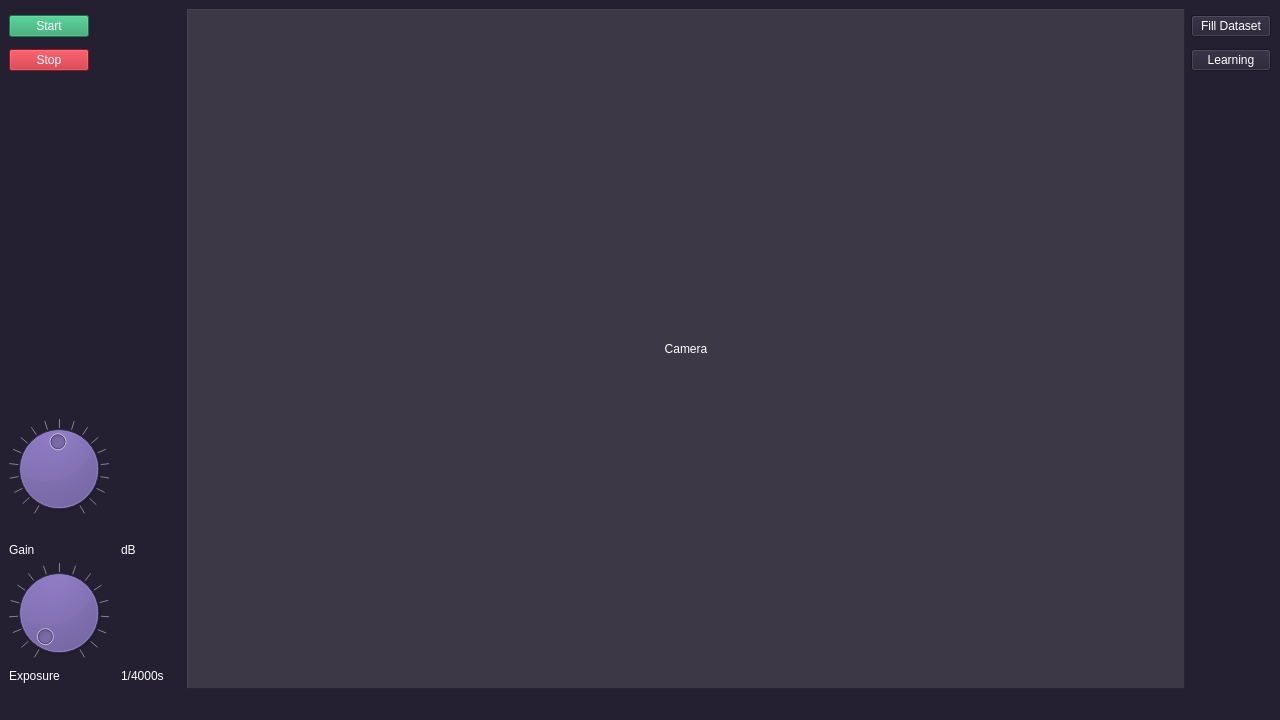
rajkane/ximea-project, file src/view/mainwindow.ui: the form before one commit.
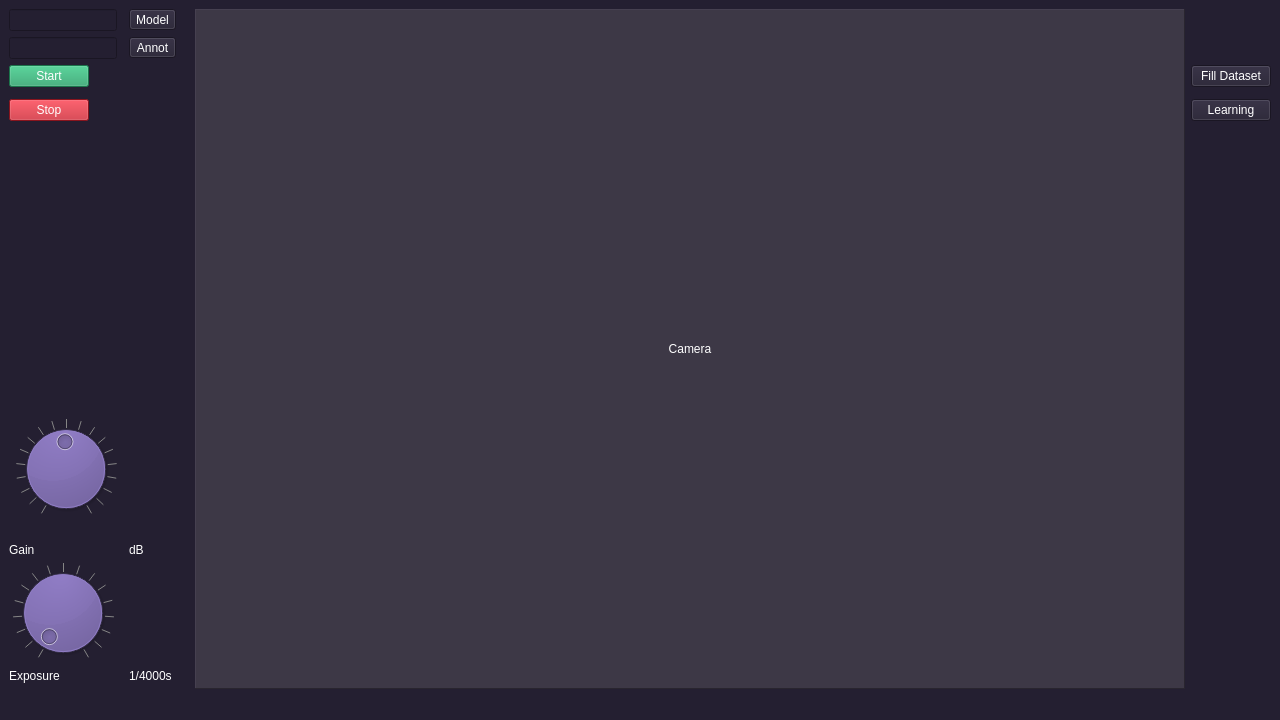
The form after the commit.

What changed in the file:
```diff
--- a/src/view/mainwindow.ui
+++ b/src/view/mainwindow.ui
@@ -33,96 +33,47 @@
    <layout class="QGridLayout" name="gridLayout_2">
     <item row="0" column="0">
      <layout class="QGridLayout" name="gridLayout">
-      <item row="1" column="0">
-       <widget class="QPushButton" name="btn_start">
+      <item row="0" column="0">
+       <widget class="QLineEdit" name="le_model">
         <property name="sizePolicy">
-         <sizepolicy hsizetype="Fixed" vsizetype="Fixed">
+         <sizepolicy hsizetype="Preferred" vsizetype="Fixed">
           <horstretch>0</horstretch>
           <verstretch>0</verstretch>
          </sizepolicy>
         </property>
-        <property name="styleSheet">
-         <string notr="true">background-color: rgb(38, 162, 105);
-color: rgb(255, 255, 255);</string>
-        </property>
-        <property name="text">
-         <string>Start</string>
-        </property>
-       </widget>
-      </item>
-      <item row="11" column="2">
-       <widget class="QLabel" name="lbl_exposure_value">
-        <property name="sizePolicy">
-         <sizepolicy hsizetype="Fixed" vsizetype="Preferred">
-          <horstretch>0</horstretch>
-          <verstretch>0</verstretch>
-         </sizepolicy>
-        </property>
-        <property name="minimumSize">
-         <size>
-          <width>60</width>
-          <height>0</height>
-         </size>
-        </property>
-        <property name="text">
-         <string>1/4000s</string>
-        </property>
-       </widget>
-      </item>
-      <item row="9" column="0">
-       <widget class="QLabel" name="lbl_gain">
-        <property name="text">
-         <string>Gain</string>
-        </property>
-        <property name="alignment">
-         <set>Qt::AlignmentFlag::AlignLeading|Qt::AlignmentFlag::AlignLeft|Qt::AlignmentFlag::AlignVCenter</set>
-        </property>
-       </widget>
-      </item>
-      <item row="5" column="0" colspan="3">
-       <widget class="QDial" name="dial_gain">
-        <property name="sizePolicy">
-         <sizepolicy hsizetype="Preferred" vsizetype="Preferred">
-          <horstretch>0</horstretch>
-          <verstretch>0</verstretch>
-         </sizepolicy>
-        </property>
-        <property name="minimumSize">
-         <size>
-          <width>100</width>
-          <height>100</height>
-         </size>
-        </property>
-        <property name="maximumSize">
-         <size>
-          <width>100</width>
-          <height>100</height>
-         </size>
-        </property>
-        <property name="minimum">
-         <number>1</number>
-        </property>
-        <property name="maximum">
-         <number>72</number>
-        </property>
-        <property name="pageStep">
-         <number>1</number>
-        </property>
-        <property name="value">
-         <number>36</number>
-        </property>
-        <property name="sliderPosition">
-         <number>36</number>
-        </property>
-        <property name="wrapping">
+        <property name="readOnly">
          <bool>false</bool>
         </property>
-        <property name="notchesVisible">
-         <bool>true</bool>
+       </widget>
+      </item>
+      <item row="5" column="0">
+       <spacer name="verticalSpacer_2">
+        <property name="orientation">
+         <enum>Qt::Orientation::Vertical</enum>
         </property>
+        <property name="sizeHint" stdset="0">
+         <size>
+          <width>20</width>
+          <height>40</height>
+         </size>
+        </property>
+       </spacer>
+      </item>
+      <item row="10" column="2">
+       <widget class="QLabel" name="lbl_gain_value">
+        <property name="text">
+         <string>dB</string>
+        </property>
        </widget>
       </item>
-      <item row="0" column="3" rowspan="13">
+      <item row="4" column="4">
+       <widget class="QPushButton" name="btn_learning">
+        <property name="text">
+         <string>Learning</string>
+        </property>
+       </widget>
+      </item>
+      <item row="0" column="3" rowspan="14">
        <widget class="QLabel" name="lbl_camera_stream">
         <property name="sizePolicy">
          <sizepolicy hsizetype="Expanding" vsizetype="Expanding">
@@ -150,59 +101,24 @@
         </property>
        </widget>
       </item>
-      <item row="4" column="0">
-       <spacer name="verticalSpacer_2">
-        <property name="orientation">
-         <enum>Qt::Orientation::Vertical</enum>
-        </property>
-        <property name="sizeHint" stdset="0">
-         <size>
-          <width>20</width>
-          <height>40</height>
-         </size>
-        </property>
-       </spacer>
-      </item>
-      <item row="9" column="2">
-       <widget class="QLabel" name="lbl_gain_value">
-        <property name="text">
-         <string>dB</string>
-        </property>
-       </widget>
-      </item>
-      <item row="10" column="0">
-       <widget class="QDial" name="dial_exposure">
-        <property name="sizePolicy">
-         <sizepolicy hsizetype="Preferred" vsizetype="Preferred">
-          <horstretch>0</horstretch>
-          <verstretch>0</verstretch>
-         </sizepolicy>
-        </property>
-        <property name="minimum">
-         <number>1</number>
-        </property>
-        <property name="maximum">
-         <number>17</number>
-        </property>
-        <property name="pageStep">
-         <number>1</number>
-        </property>
-        <property name="value">
-         <number>1</number>
-        </property>
-        <property name="notchesVisible">
-         <bool>true</bool>
-        </property>
-       </widget>
-      </item>
-      <item row="11" column="0">
+      <item row="12" column="0">
        <widget class="QLabel" name="lbl_exposure">
         <property name="text">
          <string>Exposure</string>
         </property>
        </widget>
       </item>
-      <item row="3" column="0">
+      <item row="10" column="0">
+       <widget class="QLabel" name="lbl_gain">
+        <property name="text">
+         <string>Gain</string>
+        </property>
+        <property name="alignment">
+         <set>Qt::AlignmentFlag::AlignLeading|Qt::AlignmentFlag::AlignLeft|Qt::AlignmentFlag::AlignVCenter</set>
+        </property>
+       </widget>
+      </item>
+      <item row="4" column="0" colspan="2">
        <widget class="QPushButton" name="btn_stop">
         <property name="sizePolicy">
          <sizepolicy hsizetype="Fixed" vsizetype="Fixed">
@@ -220,17 +136,123 @@
         </property>
        </widget>
       </item>
-      <item row="1" column="4">
+      <item row="0" column="2">
+       <widget class="QToolButton" name="tbtn_model">
+        <property name="text">
+         <string>Model</string>
+        </property>
+       </widget>
+      </item>
+      <item row="12" column="2">
+       <widget class="QLabel" name="lbl_exposure_value">
+        <property name="sizePolicy">
+         <sizepolicy hsizetype="Fixed" vsizetype="Preferred">
+          <horstretch>0</horstretch>
+          <verstretch>0</verstretch>
+         </sizepolicy>
+        </property>
+        <property name="minimumSize">
+         <size>
+          <width>60</width>
+          <height>0</height>
+         </size>
+        </property>
+        <property name="text">
+         <string>1/4000s</string>
+        </property>
+       </widget>
+      </item>
+      <item row="2" column="4">
        <widget class="QPushButton" name="btn_fill_dataset">
         <property name="text">
          <string>Fill Dataset</string>
         </property>
        </widget>
       </item>
-      <item row="3" column="4">
-       <widget class="QPushButton" name="btn_learning">
+      <item row="2" column="0" colspan="3">
+       <widget class="QPushButton" name="btn_start">
+        <property name="sizePolicy">
+         <sizepolicy hsizetype="Fixed" vsizetype="Fixed">
+          <horstretch>0</horstretch>
+          <verstretch>0</verstretch>
+         </sizepolicy>
+        </property>
+        <property name="styleSheet">
+         <string notr="true">background-color: rgb(38, 162, 105);
+color: rgb(255, 255, 255);</string>
+        </property>
         <property name="text">
-         <string>Learning</string>
+         <string>Start</string>
+        </property>
+       </widget>
+      </item>
+      <item row="6" column="0" colspan="2">
+       <widget class="QDial" name="dial_gain">
+        <property name="sizePolicy">
+         <sizepolicy hsizetype="Preferred" vsizetype="Preferred">
+          <horstretch>0</horstretch>
+          <verstretch>0</verstretch>
+         </sizepolicy>
+        </property>
+        <property name="minimum">
+         <number>1</number>
+        </property>
+        <property name="maximum">
+         <number>72</number>
+        </property>
+        <property name="pageStep">
+         <number>1</number>
+        </property>
+        <property name="value">
+         <number>36</number>
+        </property>
+        <property name="sliderPosition">
+         <number>36</number>
+        </property>
+        <property name="notchesVisible">
+         <bool>true</bool>
+        </property>
+       </widget>
+      </item>
+      <item row="11" column="0">
+       <widget class="QDial" name="dial_exposure">
+        <property name="sizePolicy">
+         <sizepolicy hsizetype="Preferred" vsizetype="Preferred">
+          <horstretch>0</horstretch>
+          <verstretch>0</verstretch>
+         </sizepolicy>
+        </property>
+        <property name="minimum">
+         <number>1</number>
+        </property>
+        <property name="maximum">
+         <number>17</number>
+        </property>
+        <property name="pageStep">
+         <number>1</number>
+        </property>
+        <property name="value">
+         <number>1</number>
+        </property>
+        <property name="notchesVisible">
+         <bool>true</bool>
+        </property>
+       </widget>
+      </item>
+      <item row="1" column="0">
+       <widget class="QLineEdit" name="le_annotation">
+        <property name="sizePolicy">
+         <sizepolicy hsizetype="Preferred" vsizetype="Fixed">
+          <horstretch>0</horstretch>
+          <verstretch>0</verstretch>
+         </sizepolicy>
+        </property>
+       </widget>
+      </item>
+      <item row="1" column="2">
+       <widget class="QToolButton" name="tbtn_annotation">
+        <property name="text">
+         <string>Annot</string>
         </property>
        </widget>
       </item>
```
Left out of the diff: 12 changed lines with no effect on the pictures.
